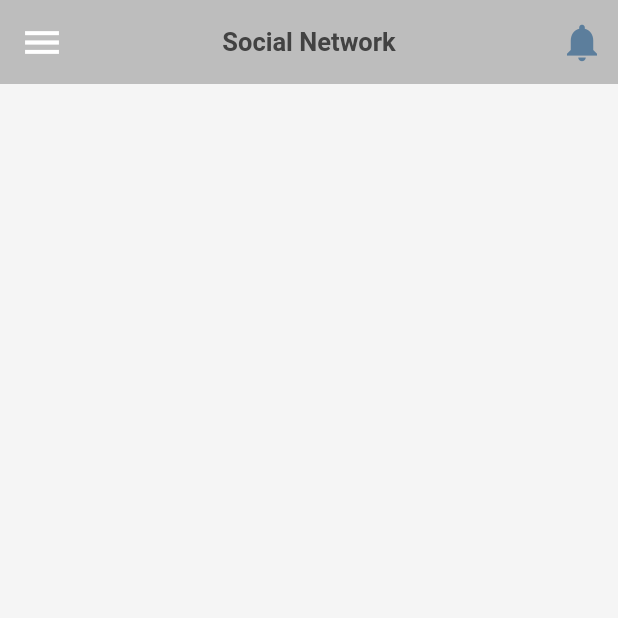
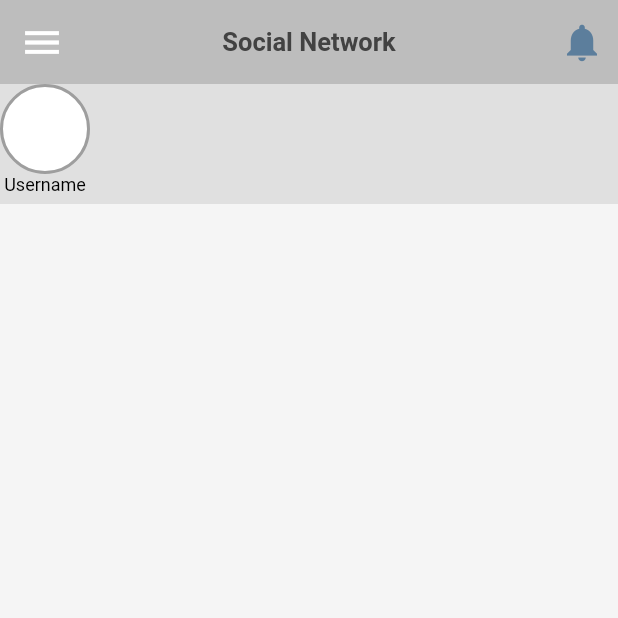
Before and after one commit to abilalkar/Flutter-UI-Designs, a Flutter app: the screen it shows after launch, on a phone screen of 412 x 824 dp, the top half of it. Run offline on Flutter 3.47's test engine with Material 2 defaults, Android fonts, the light colour scheme and no system bars.

Commit message:
create storybar

```diff
--- a/Designs/ui_design_second/ui_design_the_second/lib/main.dart
+++ b/Designs/ui_design_second/ui_design_the_second/lib/main.dart
@@ -66,6 +66,35 @@ class MainScreen extends StatelessWidget {
           )
         ],
       ),
+      body: ListView(
+        children: [
+          Container(
+            height: 80.0,
+            color: Colors.grey[300],
+            child: ListView(
+              scrollDirection: Axis.horizontal,
+              children: [
+                Column(
+                  children: [
+                    Container(
+                      width: 60.0,
+                      height: 60.0,
+                      decoration: BoxDecoration(
+                          color: Colors.white,
+                          border: Border.all(width: 2.0, color: Colors.grey),
+                          borderRadius: BorderRadius.circular(100.0)),
+                    ),
+                    const Text(
+                      "Username",
+                      style: TextStyle(fontSize: 12.0, color: Colors.black),
+                    )
+                  ],
+                ),
+              ],
+            ),
+          )
+        ],
+      ),
     );
   }
 }
```
